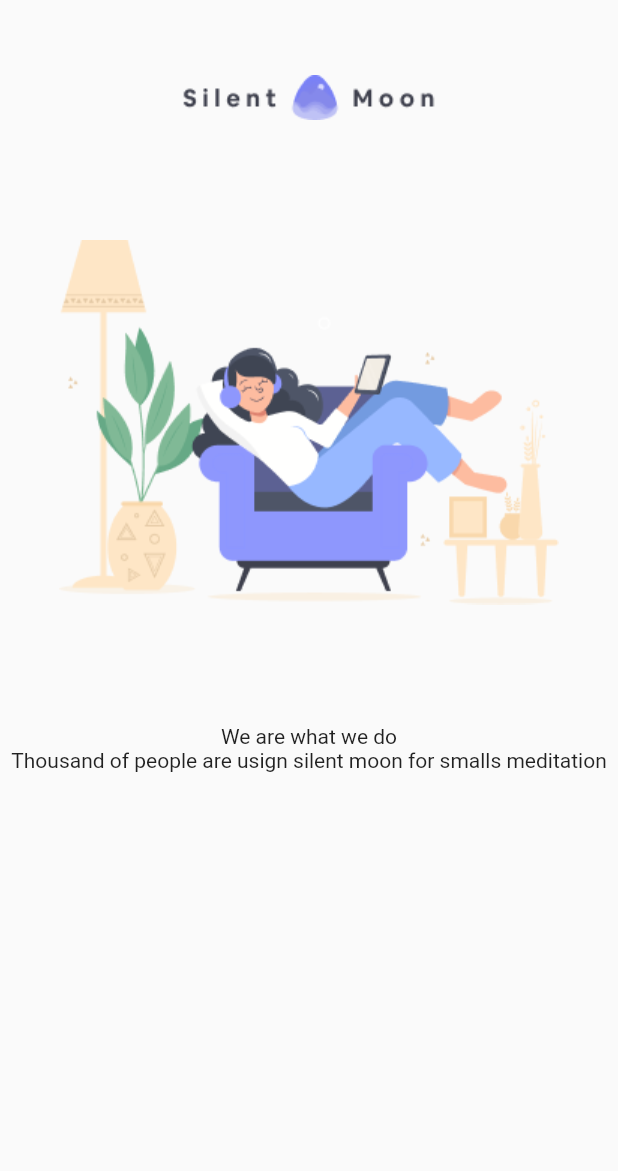
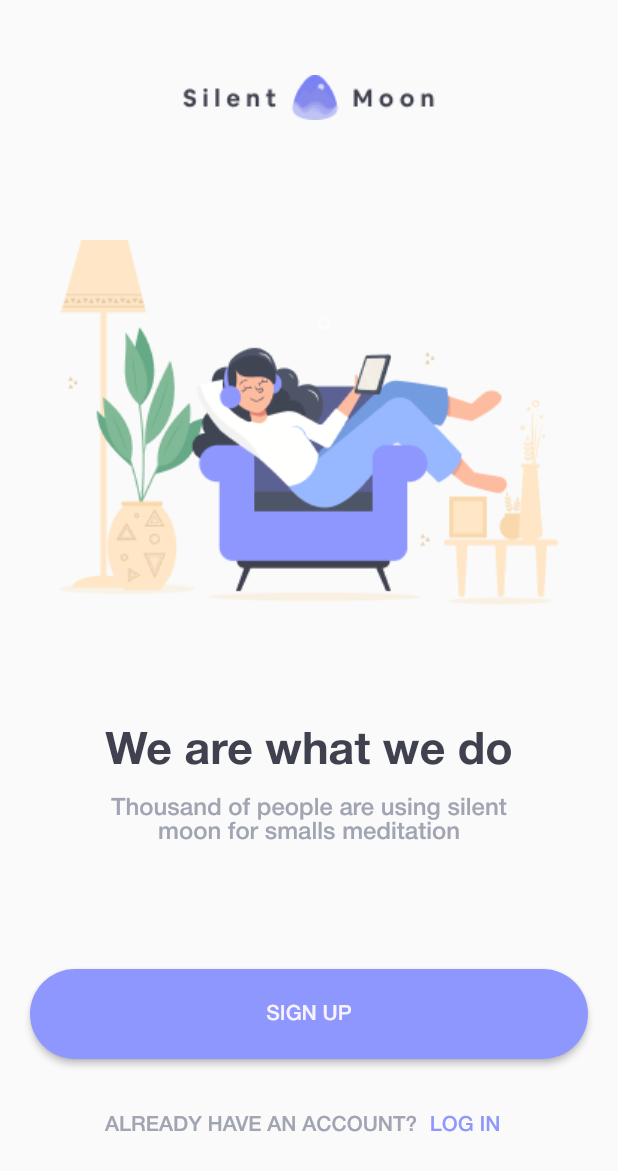
Before and after one commit to fahim27/meditation-flutter-ui-kit, a Flutter app: the screen it shows after launch, on a phone screen of 412 x 824 dp. Shown: the top 1171 px of the screen. Run offline on Flutter 3.47's test engine with Material 3 defaults, Android fonts, the phone set to English and light mode, and no system bars.

Commit message:
latest code

```diff
--- /dev/null
+++ b/lib/common_widget/button/round_button.dart
@@ -0,0 +1,42 @@
+import 'package:flutter/material.dart';
+import 'package:meditation/config/my_color.dart';
+
+enum RoundButtonType { primary, secondary }
+
+class RoundButton extends StatelessWidget {
+  final String title;
+  final RoundButtonType btnType;
+  final VoidCallback onPressed;
+
+  const RoundButton({
+    super.key,
+    required this.title,
+    this.btnType = RoundButtonType.primary,
+    required this.onPressed,
+  });
+
+  @override
+  Widget build(BuildContext context) {
+    return MaterialButton(
+      onPressed: onPressed,
+      minWidth: double.maxFinite,
+      color: btnType == RoundButtonType.primary
+          ? MyColor.primary
+          : MyColor.tertiary,
+      height: 60,
+      shape: RoundedRectangleBorder(
+        side: BorderSide.none,
+        borderRadius: BorderRadius.circular(30),
+      ),
+      child: Text(
+        title,
+        style: TextStyle(
+          fontSize: 14,
+          color: btnType == RoundButtonType.primary
+              ? MyColor.primaryTextW
+              : MyColor.primary,
+        ),
+      ),
+    );
+  }
+}
--- a/lib/main.dart
+++ b/lib/main.dart
@@ -14,6 +14,7 @@ class MyApp extends StatelessWidget {
     return MaterialApp(
       title: 'Flutter Demo',
       theme: ThemeData(
+        fontFamily: "HelveticaNeue",
         // This is the theme of your application.
         //
         // TRY THIS: Try running your application with "flutter run". You'll see
--- a/lib/screen/start_up/start_up_screen.dart
+++ b/lib/screen/start_up/start_up_screen.dart
@@ -1,4 +1,6 @@
 import 'package:flutter/material.dart';
+import 'package:meditation/common_widget/button/round_button.dart';
+import 'package:meditation/config/my_color.dart';
 
 class StartUp extends StatefulWidget {
   const StartUp({super.key});
@@ -25,16 +27,53 @@ class _StartUpState extends State<StartUp> {
                 ],
               ),
             ),
-            SizedBox(height: 80),
-            Center(
+            const Spacer(),
+            Padding(
+              padding: const EdgeInsets.symmetric(horizontal: 60),
               child: Column(
                 children: [
-                  Text("We are what we do"),
                   Text(
-                    'Thousand of people are usign silent moon for smalls meditation',
+                    "We are what we do",
+                    style: TextStyle(
+                      fontSize: 30,
+                      color: MyColor.primaryText,
+                      fontWeight: FontWeight.bold,
+                    ),
+                  ),
+                  SizedBox(height: 15),
+                  Text(
+                    'Thousand of people are using silent moon for smalls meditation',
+                    textAlign: TextAlign.center,
+                    style: TextStyle(
+                      fontSize: 16,
+                      color: MyColor.secondaryText,
+                    ),
                   ),
                 ],
               ),
+            ),
+            const Spacer(),
+            Padding(
+              padding: const EdgeInsets.symmetric(horizontal: 20),
+              child: RoundButton(title: 'SIGN UP', onPressed: () {}),
+            ),
+            SizedBox(height: 20),
+            Row(
+              mainAxisAlignment: MainAxisAlignment.center,
+              children: [
+                Text(
+                  'ALREADY HAVE AN ACCOUNT?',
+                  style: TextStyle(fontSize: 14, color: MyColor.secondaryText),
+                ),
+                TextButton(
+                  onPressed: () {},
+                  // padding: EdgeInsetsGeometry.only(left: 10),
+                  child: Text(
+                    'LOG IN',
+                    style: TextStyle(color: MyColor.primary, fontSize: 14),
+                  ),
+                ),
+              ],
             ),
           ],
         ),
```
Also changed, not shown: 1 other file.
